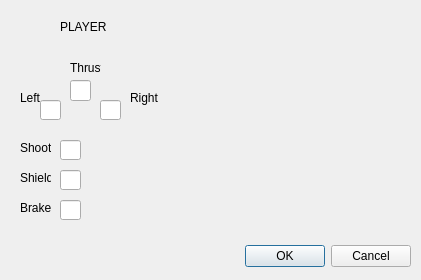
First picture: the form in settings.ui, repository LeifAndersen/CS3505-hw4, before the edit.
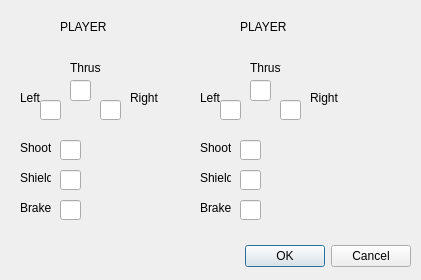
Second picture: the form after the edit.

Commit message: basic prototype of settings windows layout finished

```diff
--- a/settings.ui
+++ b/settings.ui
@@ -191,6 +191,178 @@
      <width>21</width>
      <height>20</height>
     </rect>
+   </property>
+   <property name="maxLength">
+    <number>1</number>
+   </property>
+  </widget>
+  <widget class="QLineEdit" name="Player2_thust">
+   <property name="geometry">
+    <rect>
+     <x>250</x>
+     <y>80</y>
+     <width>21</width>
+     <height>21</height>
+    </rect>
+   </property>
+   <property name="maxLength">
+    <number>1</number>
+   </property>
+  </widget>
+  <widget class="QLineEdit" name="Player2_shield">
+   <property name="geometry">
+    <rect>
+     <x>240</x>
+     <y>170</y>
+     <width>21</width>
+     <height>20</height>
+    </rect>
+   </property>
+   <property name="maxLength">
+    <number>1</number>
+   </property>
+  </widget>
+  <widget class="QLabel" name="Player2Title">
+   <property name="geometry">
+    <rect>
+     <x>240</x>
+     <y>20</y>
+     <width>46</width>
+     <height>13</height>
+    </rect>
+   </property>
+   <property name="text">
+    <string>PLAYER 2</string>
+   </property>
+  </widget>
+  <widget class="QLabel" name="Player2e">
+   <property name="geometry">
+    <rect>
+     <x>200</x>
+     <y>170</y>
+     <width>31</width>
+     <height>16</height>
+    </rect>
+   </property>
+   <property name="text">
+    <string>Shield</string>
+   </property>
+  </widget>
+  <widget class="QLabel" name="Player2b">
+   <property name="geometry">
+    <rect>
+     <x>200</x>
+     <y>90</y>
+     <width>21</width>
+     <height>16</height>
+    </rect>
+   </property>
+   <property name="text">
+    <string>Left</string>
+   </property>
+  </widget>
+  <widget class="QLabel" name="Player2c">
+   <property name="geometry">
+    <rect>
+     <x>310</x>
+     <y>90</y>
+     <width>31</width>
+     <height>16</height>
+    </rect>
+   </property>
+   <property name="text">
+    <string>Right</string>
+   </property>
+  </widget>
+  <widget class="QLineEdit" name="Player2_brake">
+   <property name="geometry">
+    <rect>
+     <x>240</x>
+     <y>200</y>
+     <width>21</width>
+     <height>20</height>
+    </rect>
+   </property>
+   <property name="maxLength">
+    <number>1</number>
+   </property>
+  </widget>
+  <widget class="QLabel" name="Player2a">
+   <property name="geometry">
+    <rect>
+     <x>250</x>
+     <y>60</y>
+     <width>31</width>
+     <height>16</height>
+    </rect>
+   </property>
+   <property name="text">
+    <string>Thrust</string>
+   </property>
+  </widget>
+  <widget class="QLabel" name="Player2f">
+   <property name="geometry">
+    <rect>
+     <x>200</x>
+     <y>200</y>
+     <width>31</width>
+     <height>16</height>
+    </rect>
+   </property>
+   <property name="text">
+    <string>Brake</string>
+   </property>
+  </widget>
+  <widget class="QLineEdit" name="Playe2_Shoot">
+   <property name="geometry">
+    <rect>
+     <x>240</x>
+     <y>140</y>
+     <width>21</width>
+     <height>20</height>
+    </rect>
+   </property>
+   <property name="maxLength">
+    <number>1</number>
+   </property>
+  </widget>
+  <widget class="QLabel" name="Player2d">
+   <property name="geometry">
+    <rect>
+     <x>200</x>
+     <y>140</y>
+     <width>31</width>
+     <height>16</height>
+    </rect>
+   </property>
+   <property name="text">
+    <string>Shoot</string>
+   </property>
+  </widget>
+  <widget class="QLineEdit" name="Player2_left">
+   <property name="geometry">
+    <rect>
+     <x>220</x>
+     <y>100</y>
+     <width>21</width>
+     <height>20</height>
+    </rect>
+   </property>
+   <property name="maxLength">
+    <number>1</number>
+   </property>
+  </widget>
+  <widget class="QLineEdit" name="Player2_right">
+   <property name="geometry">
+    <rect>
+     <x>280</x>
+     <y>100</y>
+     <width>21</width>
+     <height>20</height>
+    </rect>
+   </property>
+   <property name="maxLength">
+    <number>1</number>
    </property>
   </widget>
  </widget>
```
Left out of the diff: 54 changed lines with no effect on the pictures. The commit also changes 1 other file.
